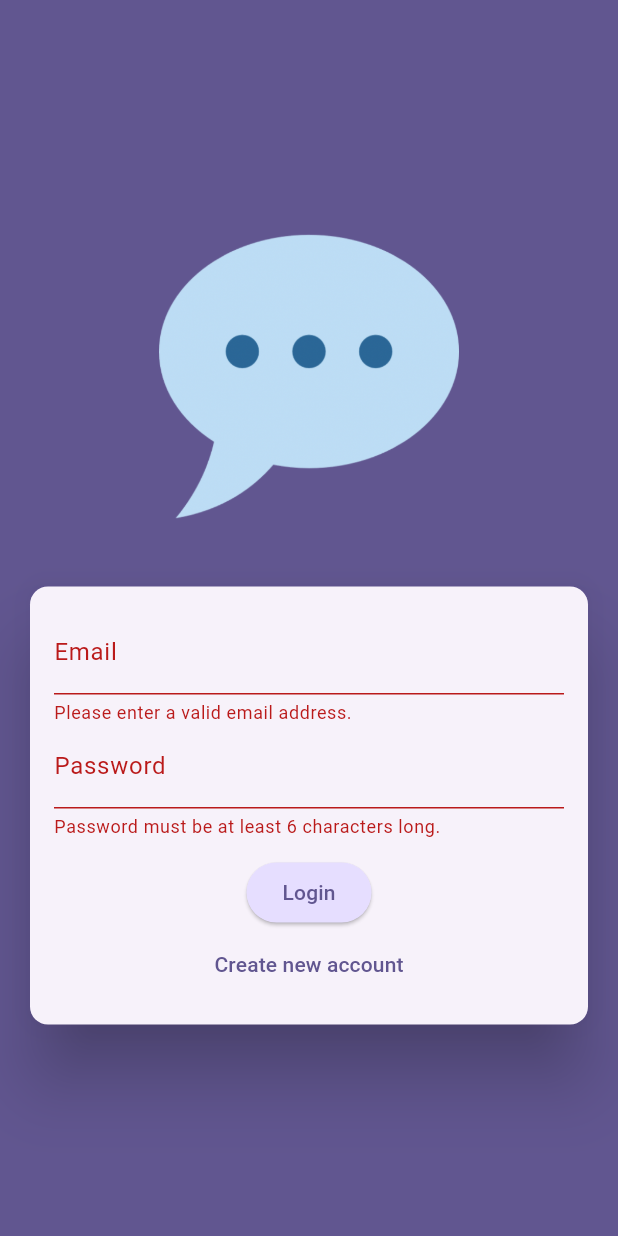
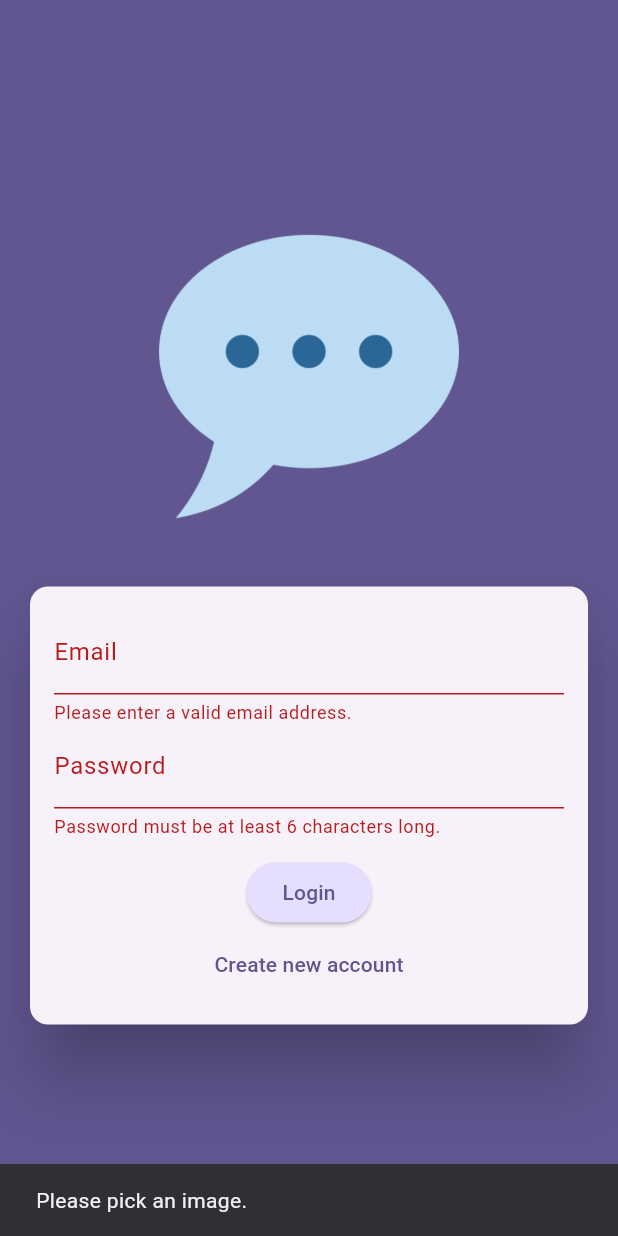
Before and after one commit to MoldyHacker/flutter_chat_app, a Flutter app: the screen it shows after launch, after a tap on "Login", on a phone screen of 412 x 824 dp. Run offline on Flutter 3.47's test engine with Material 3 defaults, Android fonts, the phone set to English and light mode, and no system bars; our stand-ins replace firebase_auth, firebase_core, firebase_storage, image_picker; accounts and stored records are empty.

Commit message:
Refactor auth screen and user image picker. added metadata to image before uploaded to firebase.

```diff
--- a/lib/screens/auth.dart
+++ b/lib/screens/auth.dart
@@ -1,6 +1,10 @@
+import 'dart:io';
+
+import 'package:flutter/material.dart';
+import 'package:firebase_auth/firebase_auth.dart';
+import 'package:firebase_storage/firebase_storage.dart';
+
 import 'package:chat_app/widgets/user_image_picker.dart';
-import 'package:firebase_auth/firebase_auth.dart';
-import 'package:flutter/material.dart';
 
 final _firebase = FirebaseAuth.instance;
 
@@ -17,15 +21,23 @@ class _AuthScreenState extends State<AuthScreen> {
   var _isLogin = true;
   var _enteredEmail = '';
   var _enteredPassword = '';
+  File? _selectedImage;
 
   void _submit() async {
     final isValid = _form.currentState!.validate();
 
-    if (!isValid) {
+    if (!isValid || !_isLogin && _selectedImage == null) {
+      ScaffoldMessenger.of(context).clearSnackBars();
+      ScaffoldMessenger.of(context).showSnackBar(
+        const SnackBar(
+          content: Text('Please pick an image.'),
+        ),
+      );
       return;
     }
 
     _form.currentState!.save();
+
     try {
       if (_isLogin) {
         // Log user in
@@ -35,6 +47,15 @@ class _AuthScreenState extends State<AuthScreen> {
         // Sign user up
         final userCredentials = await _firebase.createUserWithEmailAndPassword(
             email: _enteredEmail, password: _enteredPassword);
+
+        final storageRef = FirebaseStorage.instance
+            .ref()
+            .child('user_images')
+            .child('${userCredentials.user!.uid}.jpg');
+
+        await storageRef.putFile(_selectedImage!, SettableMetadata(contentType: 'image/jpg'));
+        final imageUrl = await storageRef.getDownloadURL();
+        print(imageUrl);
       }
     } on FirebaseAuthException catch (e) {
       if (mounted) {
@@ -82,7 +103,12 @@ class _AuthScreenState extends State<AuthScreen> {
                       child: Column(
                         mainAxisSize: MainAxisSize.min,
                         children: [
-                          if (!_isLogin) const UserImagePicker(),
+                          if (!_isLogin)
+                            UserImagePicker(
+                              onPickedImage: (pickedImage) {
+                                _selectedImage = pickedImage;
+                              },
+                            ),
                           TextFormField(
                             decoration: const InputDecoration(
                               labelText: 'Email',
--- a/lib/widgets/user_image_picker.dart
+++ b/lib/widgets/user_image_picker.dart
@@ -4,7 +4,9 @@ import 'package:flutter/material.dart';
 import 'package:image_picker/image_picker.dart';
 
 class UserImagePicker extends StatefulWidget {
-  const UserImagePicker({super.key});
+  const UserImagePicker({super.key, required this.onPickedImage});
+
+  final void Function(File pickedImage) onPickedImage;
 
   @override
   State<UserImagePicker> createState() => _UserImagePickerState();
@@ -28,6 +30,8 @@ class _UserImagePickerState extends State<UserImagePicker> {
     setState(() {
       _pickedImageFile = File(pickedImage.path);
     });
+
+    widget.onPickedImage(_pickedImageFile!);
   }
 
   @override
@@ -37,7 +41,8 @@ class _UserImagePickerState extends State<UserImagePicker> {
         CircleAvatar(
           radius: 40,
           backgroundColor: Colors.grey,
-          foregroundImage: _pickedImageFile != null ? FileImage(_pickedImageFile!) : null,
+          foregroundImage:
+              _pickedImageFile != null ? FileImage(_pickedImageFile!) : null,
         ),
         TextButton.icon(
           onPressed: _pickImage,
```
